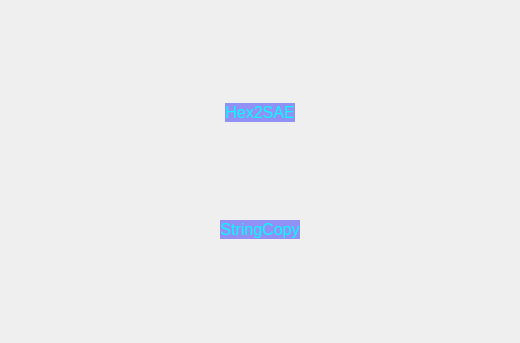
jelly27th/tools, file widget.ui: the form before one commit.
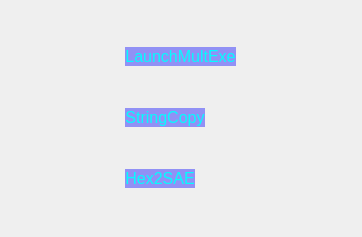
The form after the commit. Icons and pictures are not drawn.

Commit message: implement launch multple exe‘s function

Patch:
```diff
--- a/widget.ui
+++ b/widget.ui
@@ -6,8 +6,8 @@
    <rect>
     <x>0</x>
     <y>0</y>
-    <width>520</width>
-    <height>343</height>
+    <width>362</width>
+    <height>237</height>
    </rect>
   </property>
   <property name="windowTitle">
@@ -21,46 +21,52 @@
 border-image: url(:/image/bg.jpg);
 }</string>
   </property>
-  <layout class="QVBoxLayout" name="verticalLayout_2">
-   <item>
-    <layout class="QHBoxLayout" name="horizontalLayout">
-     <item>
-      <layout class="QHBoxLayout" name="horizontalLayout_2"/>
-     </item>
-     <item>
-      <widget class="QPushButton" name="h2s_2">
+  <layout class="QGridLayout" name="gridLayout">
+   <item row="1" column="0">
+    <widget class="QPushButton" name="LaunchMultExe">
+     <property name="enabled">
+      <bool>true</bool>
+     </property>
        <property name="sizePolicy">
-        <sizepolicy hsizetype="Maximum" vsizetype="Maximum">
+      <sizepolicy hsizetype="Minimum" vsizetype="Fixed">
          <horstretch>10</horstretch>
          <verstretch>10</verstretch>
         </sizepolicy>
        </property>
+     <property name="maximumSize">
+      <size>
+       <width>210</width>
+       <height>16777215</height>
+      </size>
+     </property>
+     <property name="sizeIncrement">
+      <size>
+       <width>0</width>
+       <height>0</height>
+      </size>
+     </property>
        <property name="font">
         <font>
          <pointsize>12</pointsize>
         </font>
        </property>
        <property name="styleSheet">
-        <string notr="true">QPushButton#h2s_2{
+      <string notr="true">QPushButton#LaunchMultExe{
 color: rgba(0, 255,255, 250);background-color: rgba(0,0,255,100);border:none;
 }</string>
        </property>
        <property name="text">
-        <string>Hex2SAE</string>
+      <string>LaunchMultExe</string>
+     </property>
+     <property name="autoRepeat">
+      <bool>false</bool>
+     </property>
+     <property name="autoExclusive">
+      <bool>false</bool>
        </property>
       </widget>
      </item>
-     <item>
-      <layout class="QVBoxLayout" name="verticalLayout"/>
-     </item>
-    </layout>
-   </item>
-   <item>
-    <layout class="QHBoxLayout" name="horizontalLayout_3">
-     <item>
-      <layout class="QHBoxLayout" name="horizontalLayout_4"/>
-     </item>
-     <item>
+   <item row="2" column="0">
       <widget class="QPushButton" name="StringCopy">
        <property name="sizePolicy">
         <sizepolicy hsizetype="Maximum" vsizetype="Maximum">
@@ -86,10 +92,28 @@
        </property>
       </widget>
      </item>
-     <item>
-      <layout class="QHBoxLayout" name="horizontalLayout_5"/>
-     </item>
-    </layout>
+   <item row="3" column="0">
+    <widget class="QPushButton" name="h2s_2">
+     <property name="sizePolicy">
+      <sizepolicy hsizetype="Maximum" vsizetype="Maximum">
+       <horstretch>10</horstretch>
+       <verstretch>10</verstretch>
+      </sizepolicy>
+     </property>
+     <property name="font">
+      <font>
+       <pointsize>12</pointsize>
+      </font>
+     </property>
+     <property name="styleSheet">
+      <string notr="true">QPushButton#h2s_2{
+color: rgba(0, 255,255, 250);background-color: rgba(0,0,255,100);border:none;
+}</string>
+     </property>
+     <property name="text">
+      <string>Hex2SAE</string>
+     </property>
+    </widget>
    </item>
   </layout>
  </widget>
```
Lines whose indentation alone changed are shown as unchanged. The commit also changes 16 other files.
